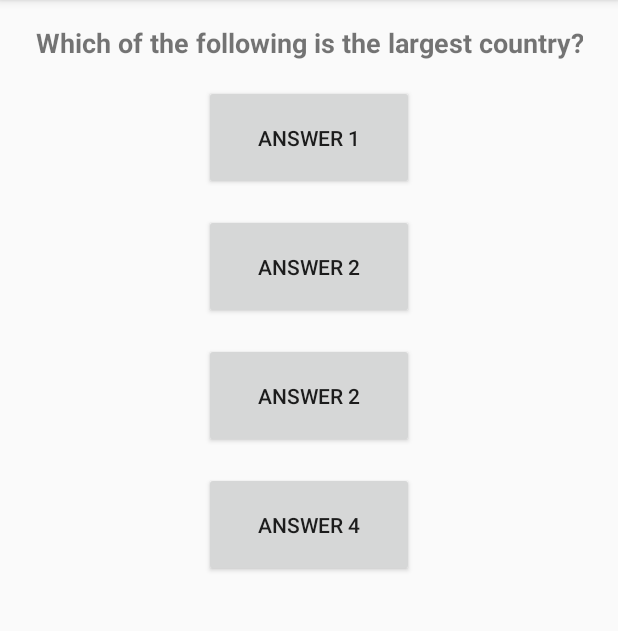
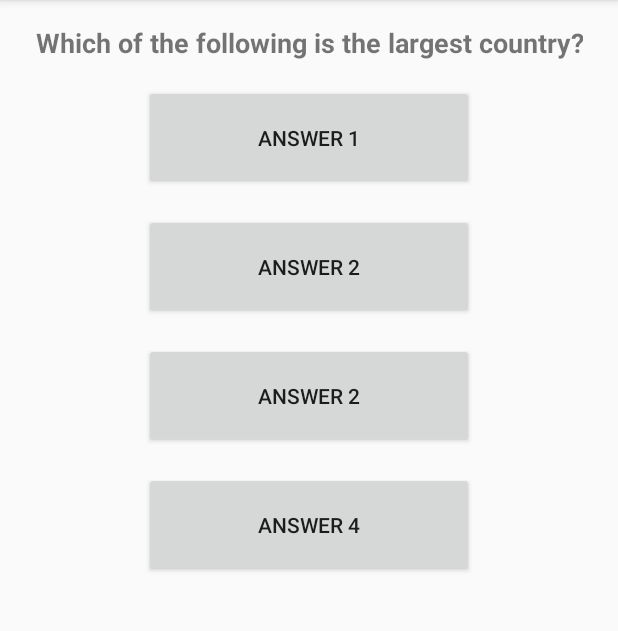
Before and after one commit to matsair/SemanticWebProject, an Android app: the screen it shows after launch (MainActivity), on a phone screen of 412 x 824 dp, the part 84-715 px from its top. Run offline under Robolectric (Android 15) with nearby library versions, the phone set to English and light mode, and no system bars; libraries missing offline, so code that uses them is left out: com.beardedhen.androidbootstrap, com.github.paolorotolo.appintro; plain views replace BootstrapButton; 1 statement that could not run was skipped.

Commit message:
added jena; added other stuff too

```diff
--- a/App/SemanticQuizApp/app/src/main/java/com/matsschade/semanticquizapp/MainActivity.java
+++ b/App/SemanticQuizApp/app/src/main/java/com/matsschade/semanticquizapp/MainActivity.java
@@ -28,6 +28,7 @@ public class MainActivity extends AppCompatActivity {
         super.onCreate(savedInstanceState);
         TypefaceProvider.registerDefaultIconSets();
         setContentView(R.layout.activity_main);
+
         Toolbar toolbar = (Toolbar) findViewById(R.id.toolbar);
         setSupportActionBar(toolbar);
 
--- a/App/SemanticQuizApp/app/src/main/res/layout/activity_main.xml
+++ b/App/SemanticQuizApp/app/src/main/res/layout/activity_main.xml
@@ -33,7 +33,8 @@
         android:paddingTop="@dimen/activity_vertical_margin"
         android:paddingBottom="@dimen/activity_vertical_margin"
         app:layout_behavior="@string/appbar_scrolling_view_behavior"
-        tools:showIn="@layout/activity_main" tools:context=".MainActivity">
+        tools:showIn="@layout/activity_main"
+        tools:context=".MainActivity">
 
         <TextView
             android:id="@+id/question"
@@ -49,8 +50,8 @@
 
         <com.beardedhen.androidbootstrap.BootstrapButton
             android:id="@+id/answer_button_one"
-            android:layout_width="140dp"
-            android:layout_height="70dp"
+            android:layout_width="@dimen/button_width"
+            android:layout_height="@dimen/button_height"
             android:layout_marginBottom="@dimen/activity_vertical_margin"
             android:layout_centerHorizontal="true"
             android:layout_below="@id/question"
@@ -64,8 +65,8 @@
 
         <com.beardedhen.androidbootstrap.BootstrapButton
             android:id="@+id/answer_button_two"
-            android:layout_width="140dp"
-            android:layout_height="70dp"
+            android:layout_width="@dimen/button_width"
+            android:layout_height="@dimen/button_height"
             android:layout_marginBottom="@dimen/activity_vertical_margin"
             android:layout_centerHorizontal="true"
             android:layout_below="@id/answer_button_one"
@@ -79,8 +80,8 @@
 
         <com.beardedhen.androidbootstrap.BootstrapButton
             android:id="@+id/answer_button_three"
-            android:layout_width="140dp"
-            android:layout_height="70dp"
+            android:layout_width="@dimen/button_width"
+            android:layout_height="@dimen/button_height"
             android:layout_marginBottom="@dimen/activity_vertical_margin"
             android:layout_centerHorizontal="true"
             android:layout_below="@id/answer_button_two"
@@ -94,8 +95,8 @@
 
         <com.beardedhen.androidbootstrap.BootstrapButton
             android:id="@+id/answer_button_four"
-            android:layout_width="140dp"
-            android:layout_height="70dp"
+            android:layout_width="@dimen/button_width"
+            android:layout_height="@dimen/button_height"
             android:layout_centerHorizontal="true"
             android:layout_below="@id/answer_button_three"
             android:text="Answer 4"
--- a/App/SemanticQuizApp/app/src/main/res/values/dimens.xml
+++ b/App/SemanticQuizApp/app/src/main/res/values/dimens.xml
@@ -2,5 +2,8 @@
     <!-- Default screen margins, per the Android Design guidelines. -->
     <dimen name="activity_horizontal_margin">16dp</dimen>
     <dimen name="activity_vertical_margin">16dp</dimen>
+
     <dimen name="fab_margin">16dp</dimen>
+    <dimen name="button_width">220dp</dimen>
+    <dimen name="button_height">70dp</dimen>
 </resources>
```
Also changed, not shown: App/SemanticQuizApp/app/build.gradle (+5 -3 lines), App/SemanticQuizApp/app/src/main/java/com/matsschade/semanticquizapp/models/Artist.java (added, +18 -0 lines), App/SemanticQuizApp/app/src/main/java/com/matsschade/semanticquizapp/models/CityPopulation.java (added, +19 -0 lines), App/SemanticQuizApp/app/src/main/java/com/matsschade/semanticquizapp/models/Company.java (added, +23 -0 lines), App/SemanticQuizApp/app/src/main/java/com/matsschade/semanticquizapp/utils/JSONReader.java (added, +40 -0 lines), App/SemanticQuizApp/app/libs/androjena_0.5.jar (added), App/SemanticQuizApp/app/libs/arqoid_0.5.jar (added), App/SemanticQuizApp/app/libs/lib/androjena_0.5.jar (added), App/SemanticQuizApp/app/libs/lib/iri-0.8.jar (added), App/SemanticQuizApp/app/libs/lib/lucenoid_3.0.2.jar (added), App/SemanticQuizApp/app/libs/lib/slf4j-android-1.6.1-RC1.jar (added), App/SemanticQuizApp/settings.gradle (line endings or trailing spaces), 1 other file.
